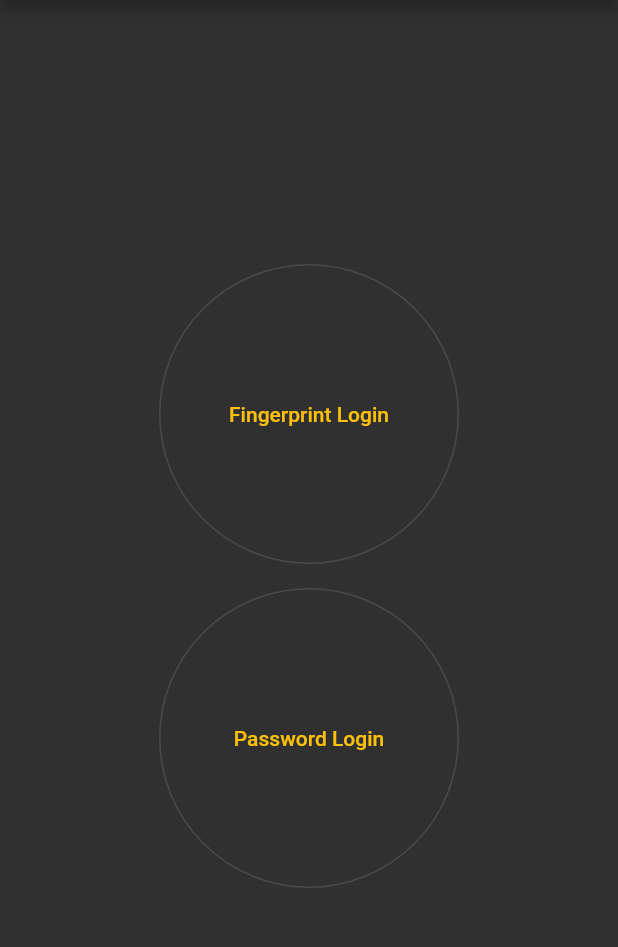
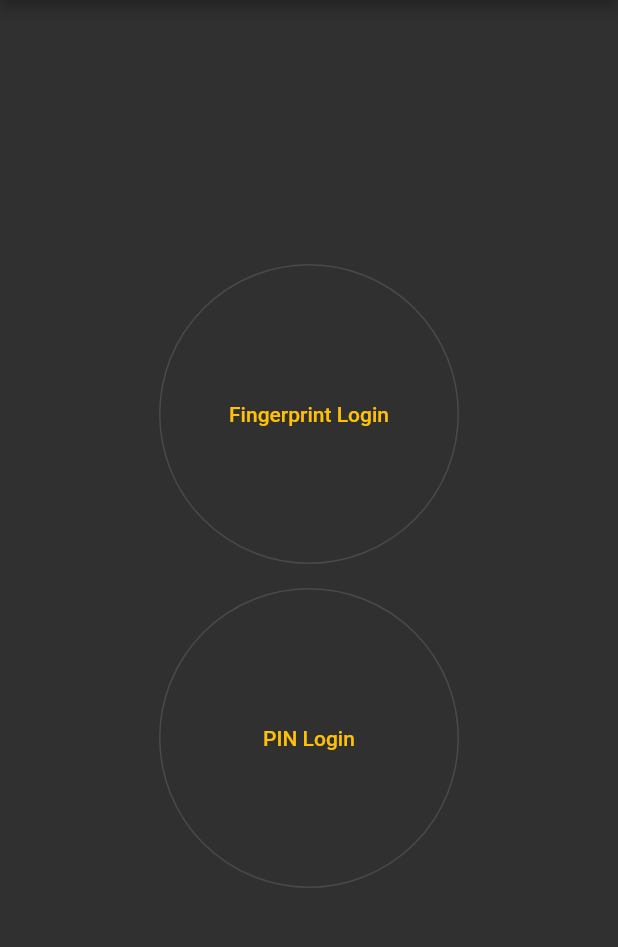
Before and after one commit to Sineye/mobile_banking, a Flutter app: the screen it shows after launch, on a phone screen of 412 x 824 dp, the part 84-1031 px from its top. Run offline on Flutter 3.47's test engine with Material 2 defaults, Android fonts, the phone set to English and light mode, and no system bars; our stand-ins replace curved_navigation_bar, local_auth.

Commit message:
rozplanowanie sciezek

```diff
--- a/lib/home.dart
+++ b/lib/home.dart
@@ -28,7 +28,7 @@ class Home extends StatelessWidget {
               child: OutlinedButton(
                   style: ElevatedButton.styleFrom(shape: CircleBorder(), minimumSize: Size(200, 200)),
                   onPressed: () { Navigator.pushNamed(context, '/password_login_screen');},
-                  child: Text('Password Login',textAlign: TextAlign.center)
+                  child: Text('PIN Login',textAlign: TextAlign.center)
     ),
             )]
     ));
```
Also changed, not shown: lib/main.dart (+9 -1 lines).
